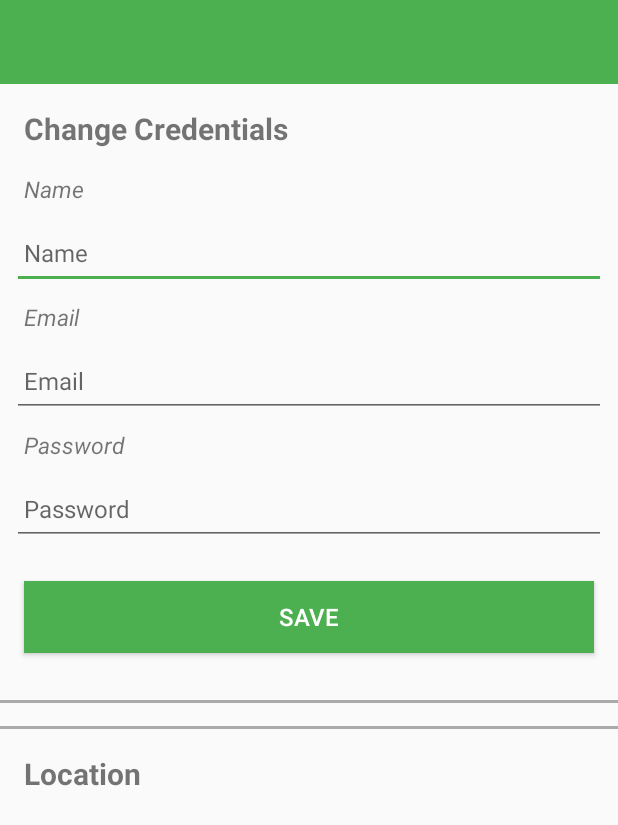
After one commit to lukehalley/Hillfort, an Android app: the layout activity_settings.xml on its own in the app's theme, with its tools: preview values and no code run, on a phone screen of 412 x 824 dp. The commit adds this screen. Shown: the top 825 px of the screen. Run offline under Robolectric (Android 15) with nearby library versions, the phone set to English and light mode, and no system bars.

Commit message:
Starting designing on settings menu

```diff
--- a/app/build.gradle
+++ b/app/build.gradle
@@ -36,6 +36,7 @@ dependencies {
     implementation 'com.google.android.gms:play-services-maps:16.0.0'
     implementation 'org.jetbrains.anko:anko-commons:0.10.7'
     implementation "com.google.code.gson:gson:2.8.5"
+    implementation 'com.android.support:support-v4:28.0.0'
     testImplementation 'junit:junit:4.12'
     androidTestImplementation 'com.android.support.test:runner:1.0.2'
     androidTestImplementation 'com.android.support.test.espresso:espresso-core:3.0.2'
--- /dev/null
+++ b/app/src/main/res/layout/activity_settings.xml
@@ -0,0 +1,254 @@
+<?xml version="1.0" encoding="utf-8"?>
+<android.support.constraint.ConstraintLayout xmlns:android="http://schemas.android.com/apk/res/android"
+    xmlns:app="http://schemas.android.com/apk/res-auto"
+    xmlns:tools="http://schemas.android.com/tools"
+    android:layout_width="match_parent"
+    android:layout_height="match_parent"
+    tools:context="org.wit.hillfort.activities.HillfortActivity">
+
+    <RelativeLayout
+        android:layout_width="match_parent"
+        android:layout_height="wrap_content">
+
+        <android.support.design.widget.AppBarLayout
+            android:id="@+id/appBarLayout"
+            android:layout_width="match_parent"
+            android:layout_height="wrap_content"
+            android:background="@color/colorAccent"
+            android:fitsSystemWindows="true"
+            app:elevation="0dip"
+            app:theme="@style/ThemeOverlay.AppCompat.Dark.ActionBar">
+
+            <android.support.v7.widget.Toolbar
+                android:id="@+id/toolbarAdd"
+                android:layout_width="match_parent"
+                android:layout_height="wrap_content"
+                app:titleTextColor="@color/colorPrimary" />
+        </android.support.design.widget.AppBarLayout>
+
+        <ScrollView
+            android:layout_width="match_parent"
+            android:layout_height="match_parent"
+            android:layout_below="@id/appBarLayout"
+            android:fillViewport="true">
+
+            <LinearLayout
+                android:layout_width="match_parent"
+                android:layout_height="wrap_content"
+                android:orientation="vertical">
+
+                <TextView
+                    android:id="@+id/changeUserTitle"
+                    android:layout_width="match_parent"
+                    android:layout_height="wrap_content"
+                    android:layout_margin="8dp"
+                    android:padding="8dp"
+                    android:text="@string/changeUserTitle"
+                    android:textAlignment="viewStart"
+                    android:textSize="20sp"
+                    android:textStyle="bold" />
+
+                <TextView
+                    android:id="@+id/changeUserName"
+                    android:layout_width="match_parent"
+                    android:layout_height="wrap_content"
+                    android:layout_marginLeft="8dp"
+                    android:layout_marginRight="8dp"
+                    android:paddingLeft="8dp"
+                    android:paddingRight="8dp"
+                    android:text="@string/changeUserName"
+                    android:textAlignment="viewStart"
+                    android:textSize="15sp"
+                    android:textStyle="italic" />
+
+                <android.support.design.widget.TextInputEditText
+                    android:id="@+id/editUserName"
+                    android:layout_width="match_parent"
+                    android:layout_height="48dp"
+                    android:layout_margin="8dp"
+                    android:hint="@string/name"
+                    android:inputType="textCapSentences"
+                    android:maxLength="25"
+                    android:maxLines="1"
+                    android:padding="8dp"
+                    android:textColor="@color/colorPrimaryDark"
+                    android:textSize="16sp" />
+
+                <TextView
+                    android:id="@+id/changeUserEmail"
+                    android:layout_width="match_parent"
+                    android:layout_height="wrap_content"
+                    android:layout_marginLeft="8dp"
+                    android:layout_marginRight="8dp"
+                    android:paddingLeft="8dp"
+                    android:paddingRight="8dp"
+                    android:text="@string/changeUserEmail"
+                    android:textAlignment="viewStart"
+                    android:textSize="15sp"
+                    android:textStyle="italic" />
+
+                <android.support.design.widget.TextInputEditText
+                    android:id="@+id/editUserEmail"
+                    android:layout_width="match_parent"
+                    android:layout_height="48dp"
+                    android:layout_margin="8dp"
+                    android:hint="@string/email"
+                    android:inputType="textCapSentences"
+                    android:maxLength="25"
+                    android:maxLines="1"
+                    android:padding="8dp"
+                    android:textColor="@color/colorPrimaryDark"
+                    android:textSize="16sp" />
+
+                <TextView
+                    android:id="@+id/changeUserPassword"
+                    android:layout_width="match_parent"
+                    android:layout_height="wrap_content"
+                    android:layout_marginLeft="8dp"
+                    android:layout_marginRight="8dp"
+                    android:paddingLeft="8dp"
+                    android:paddingRight="8dp"
+                    android:text="@string/changePassword"
+                    android:textAlignment="viewStart"
+                    android:textSize="15sp"
+                    android:textStyle="italic" />
+
+                <android.support.design.widget.TextInputEditText
+                    android:id="@+id/editUserPassword"
+                    android:layout_width="match_parent"
+                    android:layout_height="48dp"
+                    android:layout_margin="8dp"
+                    android:hint="@string/password"
+                    android:inputType="textCapSentences"
+                    android:maxLength="25"
+                    android:maxLines="1"
+                    android:padding="8dp"
+                    android:textColor="@color/colorPrimaryDark"
+                    android:textSize="16sp" />
+
+                <Button
+                    android:id="@+id/saveEditUser"
+                    android:layout_width="match_parent"
+                    android:layout_height="wrap_content"
+                    android:layout_margin="16dp"
+                    android:layout_marginTop="16dp"
+                    android:background="@color/colorAccent"
+                    android:paddingTop="8dp"
+                    android:paddingBottom="8dp"
+                    android:text="@string/button_SaveEditUser"
+                    android:textColor="@color/colorPrimary"
+                    android:textSize="16sp" />
+
+                <View
+                    android:layout_width="match_parent"
+                    android:layout_height="2dp"
+                    android:layout_marginTop="15dp"
+                    android:background="@android:color/darker_gray" />
+
+                <ImageView
+                    android:id="@+id/hillfortFirstImage"
+                    android:layout_width="match_parent"
+                    android:layout_height="100dp"
+                    android:layout_margin="8dp"
+                    android:adjustViewBounds="false"
+                    android:scaleType="centerCrop"
+                    android:visibility="gone"
+                    app:srcCompat="@android:drawable/ic_menu_gallery" />
+
+
+
+                <ImageView
+                    android:id="@+id/hillfortSecondImage"
+                    android:layout_width="match_parent"
+                    android:layout_height="100dp"
+                    android:layout_margin="8dp"
+                    android:adjustViewBounds="false"
+                    android:scaleType="centerCrop"
+                    android:visibility="gone"
+                    app:srcCompat="@android:drawable/ic_menu_gallery" />
+
+                <Button
+                    android:id="@+id/chooseSecondImage"
+                    android:layout_width="match_parent"
+                    android:layout_height="wrap_content"
+                    android:layout_margin="16dp"
+                    android:layout_marginTop="16dp"
+                    android:background="@color/colorAccent"
+                    android:paddingTop="8dp"
+                    android:paddingBottom="8dp"
+                    android:text="@string/button_addImage"
+                    android:textColor="@color/colorPrimary"
+                    android:visibility="gone"
+                    android:textSize="16sp" />
+
+                <ImageView
+                    android:id="@+id/hillfortThirdImage"
+                    android:layout_width="match_parent"
+                    android:layout_height="100dp"
+                    android:layout_margin="8dp"
+                    android:adjustViewBounds="false"
+                    android:scaleType="centerCrop"
+                    android:visibility="gone"
+                    app:srcCompat="@android:drawable/ic_menu_gallery" />
+
+                <Button
+                    android:id="@+id/chooseThirdImage"
+                    android:layout_width="match_parent"
+                    android:layout_height="wrap_content"
+                    android:layout_margin="16dp"
+                    android:layout_marginTop="16dp"
+                    android:background="@color/colorAccent"
+                    android:paddingTop="8dp"
+                    android:paddingBottom="8dp"
+                    android:text="@string/button_addImage"
+                    android:textColor="@color/colorPrimary"
+                    android:visibility="gone"
+                    android:textSize="16sp" />
+
+                <ImageView
+                    android:id="@+id/hillfortFourthImage"
+                    android:layout_width="match_parent"
+                    android:layout_height="100dp"
+                    android:layout_margin="8dp"
+                    android:adjustViewBounds="false"
+                    android:scaleType="centerCrop"
+                    android:visibility="gone"
+                    app:srcCompat="@android:drawable/ic_menu_gallery" />
+
+                <Button
+                    android:id="@+id/chooseFourthImage"
+                    android:layout_width="match_parent"
+                    android:layout_height="wrap_content"
+                    android:layout_margin="16dp"
+                    android:layout_marginTop="16dp"
+                    android:background="@color/colorAccent"
+                    android:paddingTop="8dp"
+                    android:paddingBottom="8dp"
+                    android:text="@string/button_addImage"
+                    android:textColor="@color/colorPrimary"
+                    android:visibility="gone"
+                    android:textSize="16sp" />
+
+                <View
+                    android:layout_width="match_parent"
+                    android:layout_height="2dp"
+                    android:layout_marginTop="15dp"
+                    android:background="@android:color/darker_gray" />
+
+                <TextView
+                    android:id="@+id/mapTag"
+                    android:layout_width="match_parent"
+                    android:layout_height="wrap_content"
+                    android:layout_margin="8dp"
+                    android:padding="8dp"
+                    android:text="@string/mapTag"
+                    android:textAlignment="viewStart"
+                    android:textSize="20sp"
+                    android:textStyle="bold" />
+
+            </LinearLayout>
+        </ScrollView>
+
+
+    </RelativeLayout>
+</android.support.constraint.ConstraintLayout>
```
Also changed, not shown: app/src/main/AndroidManifest.xml (+17 -17 lines), app/src/main/java/org/wit/hillfort/activities/HillfortActivity.kt (+40 -40 lines), app/src/main/res/drawable/ic_info_black_24dp.xml (added, +9 -0 lines), app/src/main/res/drawable/ic_notifications_black_24dp.xml (added, +9 -0 lines), app/src/main/res/drawable/ic_sync_black_24dp.xml (added, +9 -0 lines), app/src/main/res/values/strings.xml (+79 -0 lines), app/src/main/res/xml/pref_data_sync.xml (added, +21 -0 lines), app/src/main/res/xml/pref_general.xml (added, +33 -0 lines), app/src/main/res/xml/pref_headers.xml (added, +20 -0 lines), app/src/main/res/xml/pref_notification.xml (added, +27 -0 lines), 1 other file.
